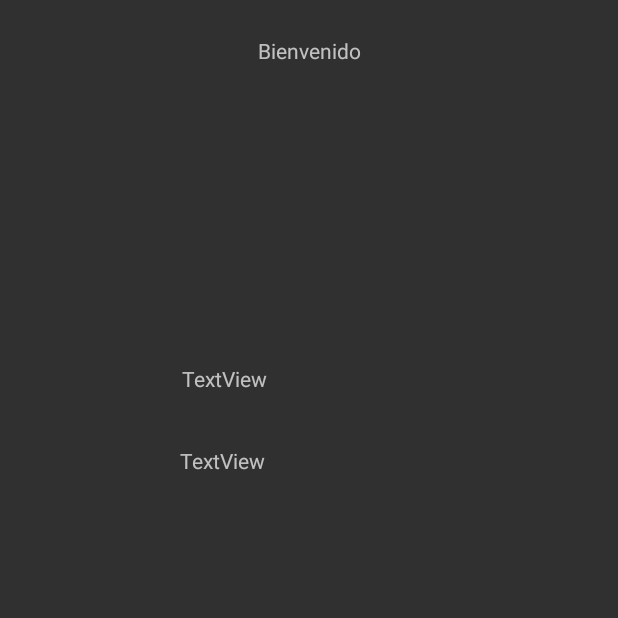
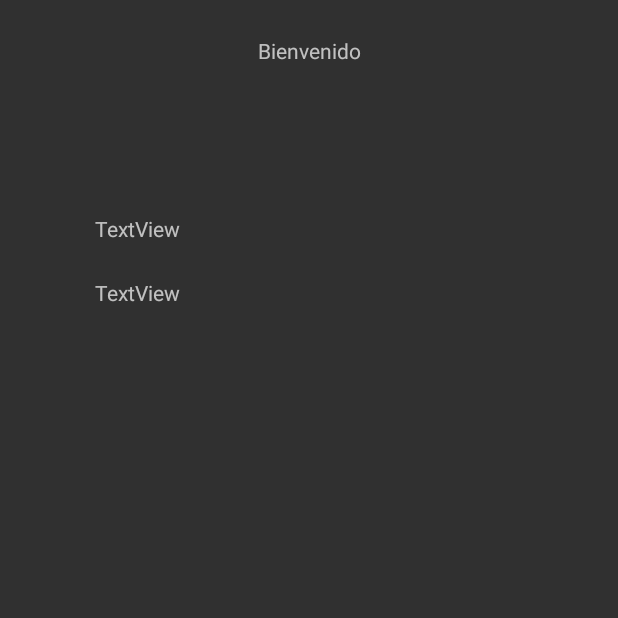
Before and after one commit to Eduardoodanniel/APPMov, an Android app: the Home screen opened directly, with no data from a screen before it, on a phone screen of 412 x 824 dp, the top half of it. Run offline under Robolectric (Android 15) with nearby library versions, the phone set to English and light mode, and no system bars.

Commit message:
localizacion-correccionErrores

```diff
--- a/app/src/main/java/com/example/geo/Home.java
+++ b/app/src/main/java/com/example/geo/Home.java
@@ -33,6 +33,9 @@ public class Home extends AppCompatActivity {
         super.onCreate(savedInstanceState);
         setContentView(R.layout.activity_home);
 
+
+
+
         //inicia el servicio
         startService(new Intent(this, ServiceAndroid.class));
 
@@ -44,11 +47,11 @@ public class Home extends AppCompatActivity {
         deviceInfo();
         getMemory();
     }
+
     private LocationManager ubicacion;
     TextView longitud, latitud, textView;
     Build build;
     String information;
-
 
 
     private void deviceInfo() {
@@ -116,10 +119,12 @@ public class Home extends AppCompatActivity {
         latitud = (TextView) findViewById(R.id.txtLatitud);
         ubicacion = (LocationManager) getSystemService(Context.LOCATION_SERVICE);
         Location loc = ubicacion.getLastKnownLocation(LocationManager.GPS_PROVIDER);
-          /*  if (ubicacion != null) {
-                Log.d("Latitud", String.valueOf(loc.getLatitude()));
-                Log.d("Longitud", String.valueOf(loc.getLongitude()));
-            } */
+          if (ubicacion != null) {
+              System.out.println("Se requiere acceso a tu ubicacion");
+
+               // Log.d("Latitud", String.valueOf(loc.getLatitude()));
+                // Log.d("Longitud", String.valueOf(loc.getLongitude()));
+            }
     }
 
     private void listaProvider() {
--- a/app/src/main/java/com/example/geo/ServiceAndroid.java
+++ b/app/src/main/java/com/example/geo/ServiceAndroid.java
@@ -3,12 +3,18 @@ package com.example.geo;
 import android.app.Service;
 import android.content.Intent;
 import android.media.MediaPlayer;
+import android.os.Handler;
 import android.os.IBinder;
 import android.widget.Toast;
 
 import androidx.annotation.Nullable;
 
 public class ServiceAndroid extends Service {
+
+    private Handler gps = new Handler();
+
+
+
 
     MediaPlayer md;
 
@@ -23,6 +29,7 @@ public class ServiceAndroid extends Service {
     public int onStartCommand(Intent intent, int flag, int idProcess){
         md.start();
         System.out.println("inicio el servicio");
+        gps.postDelayed(this.onStartCommand(), 1000);
         return START_STICKY;
     }
 
--- a/app/src/main/res/layout/activity_home.xml
+++ b/app/src/main/res/layout/activity_home.xml
@@ -24,12 +24,12 @@
         android:id="@+id/txtLatitud"
         android:layout_width="wrap_content"
         android:layout_height="wrap_content"
-        android:layout_marginStart="120dp"
-        android:layout_marginLeft="120dp"
-        android:layout_marginTop="196dp"
-        android:layout_marginEnd="233dp"
-        android:layout_marginRight="233dp"
-        android:layout_marginBottom="516dp"
+        android:layout_marginStart="62dp"
+        android:layout_marginLeft="62dp"
+        android:layout_marginTop="96dp"
+        android:layout_marginEnd="291dp"
+        android:layout_marginRight="291dp"
+        android:layout_marginBottom="616dp"
         android:text="TextView"
         app:layout_constraintBottom_toBottomOf="parent"
         app:layout_constraintEnd_toEndOf="parent"
@@ -40,12 +40,30 @@
         android:id="@+id/txtLongitud"
         android:layout_width="wrap_content"
         android:layout_height="wrap_content"
-        android:layout_marginStart="120dp"
-        android:layout_marginLeft="120dp"
-        android:layout_marginTop="251dp"
-        android:layout_marginBottom="461dp"
+        android:layout_marginStart="62dp"
+        android:layout_marginLeft="62dp"
+        android:layout_marginTop="139dp"
+        android:layout_marginEnd="291dp"
+        android:layout_marginRight="291dp"
+        android:layout_marginBottom="573dp"
         android:text="TextView"
         app:layout_constraintBottom_toBottomOf="parent"
+        app:layout_constraintEnd_toEndOf="parent"
+        app:layout_constraintStart_toStartOf="parent"
+        app:layout_constraintTop_toTopOf="parent" />
+
+    <TextView
+        android:id="@+id/textView"
+        android:layout_width="wrap_content"
+        android:layout_height="wrap_content"
+        android:layout_marginStart="63dp"
+        android:layout_marginLeft="63dp"
+        android:layout_marginTop="198dp"
+        android:layout_marginEnd="290dp"
+        android:layout_marginRight="290dp"
+        android:layout_marginBottom="514dp"
+        app:layout_constraintBottom_toBottomOf="parent"
+        app:layout_constraintEnd_toEndOf="parent"
         app:layout_constraintStart_toStartOf="parent"
         app:layout_constraintTop_toTopOf="parent" />
 </androidx.constraintlayout.widget.ConstraintLayout>
```
